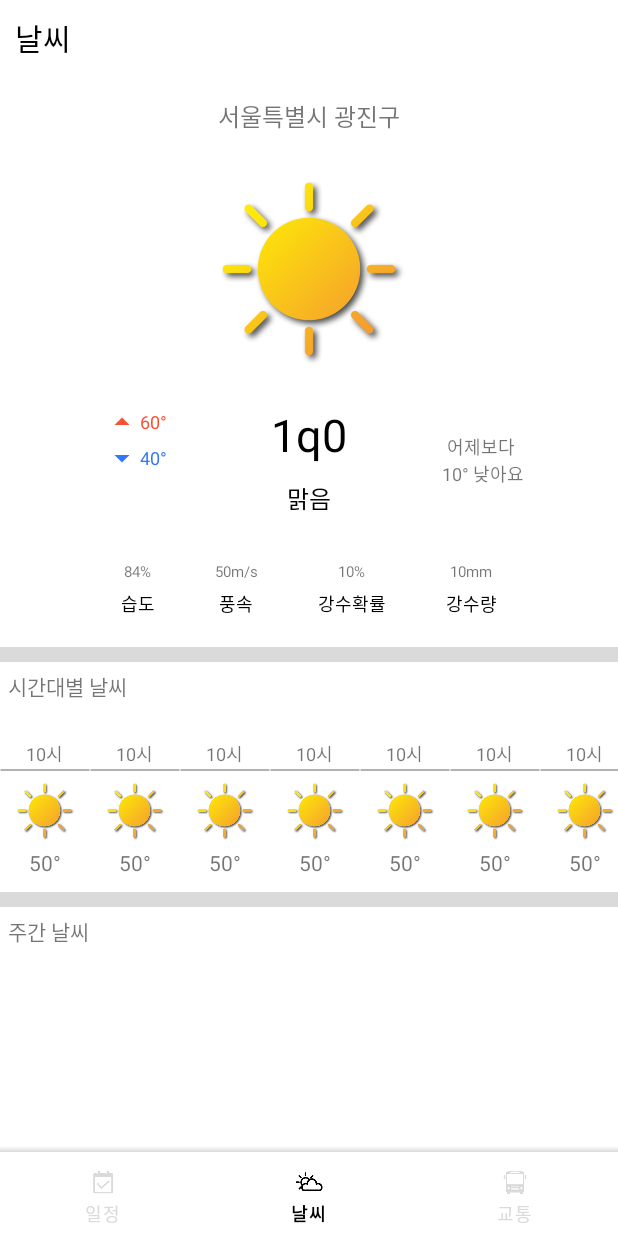
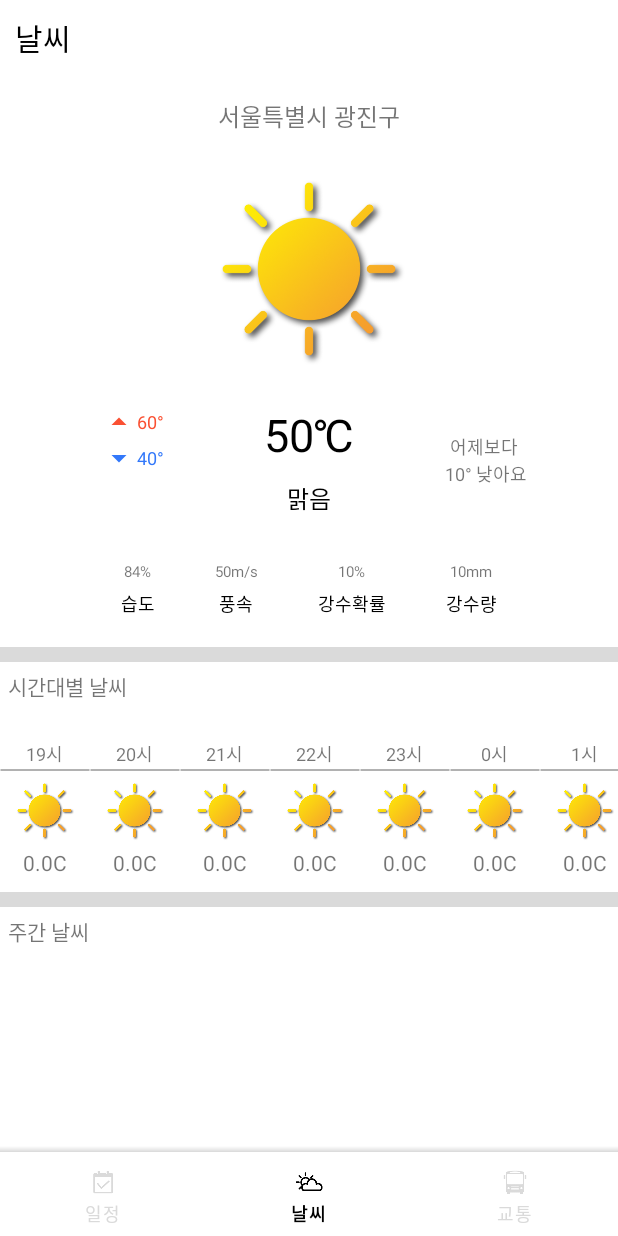
Before and after one commit to ksy02117/PocketManager, an Android app: the screen it shows after launch (MainActivity), item 2 of the bottom bar chosen, on a phone screen of 412 x 824 dp. Run offline under Robolectric (Android 15) with nearby library versions, the phone set to English and light mode, and no system bars; our stand-ins replace Volley; network calls fail.

Commit message:
데이터 저장용 클래스 2개 생성

```diff
--- a/app/src/main/AndroidManifest.xml
+++ b/app/src/main/AndroidManifest.xml
@@ -2,6 +2,10 @@
 
 <manifest xmlns:android="http://schemas.android.com/apk/res/android"
     package="com.example.pocketmanager" >
+
+    <meta-data
+        android:name="com.kakao.sdk.AppKey"
+        android:value="407d5be3ea03bb1e4ea50568123d4935" />
 
     <uses-permission android:name="android.permission.INTERNET">
     </uses-permission>
--- a/app/src/main/java/com/example/pocketmanager/MainActivity.java
+++ b/app/src/main/java/com/example/pocketmanager/MainActivity.java
@@ -1,32 +1,22 @@
 package com.example.pocketmanager;
 
 import androidx.annotation.NonNull;
-import androidx.annotation.Nullable;
 import androidx.appcompat.app.AppCompatActivity;
 import androidx.fragment.app.Fragment;
-import androidx.recyclerview.widget.LinearLayoutManager;
-import androidx.recyclerview.widget.RecyclerView;
 
-import android.content.Context;
 import android.os.Bundle;
-import android.view.LayoutInflater;
 import android.view.MenuItem;
-import android.view.View;
-import android.view.ViewGroup;
-import android.view.Window;
-import android.widget.Button;
 import android.widget.TextView;
-import android.widget.Toast;
 
+import com.example.pocketmanager.network.AirPollutionReceiver;
+import com.example.pocketmanager.network.WeatherReceiver;
+import com.example.pocketmanager.storage.WeatherData;
 import com.example.pocketmanager.ui.schedule.ScheduleFragment;
 import com.example.pocketmanager.ui.transporation.TransportationFragment;
 import com.example.pocketmanager.ui.weather.WeatherFragment;
 import com.google.android.material.bottomnavigation.BottomNavigationView;
 
-import org.w3c.dom.Text;
-
 import java.text.SimpleDateFormat;
-import java.util.ArrayList;
 import java.util.Calendar;
 import java.util.Date;
 
@@ -67,9 +57,16 @@
         BottomNavigationView navView = findViewById(R.id.bottomNavigationView);
         navView.setOnNavigationItemSelectedListener(mOnNavigationItemSelectedListener);
 
+        //Fragments
         menu1Fragment = new ScheduleFragment();
         menu2Fragment = new TransportationFragment();
         menu3Fragment = new WeatherFragment();
+
+        //Network Receivers
+        WeatherReceiver.getInstance(this);
+        AirPollutionReceiver.getInstance(this);
+
+
 
         getSupportFragmentManager().beginTransaction().replace(R.id.main_frame,menu1Fragment).commit();
 
--- /dev/null
+++ b/app/src/main/java/com/example/pocketmanager/network/AirPollutionReceiver.java
@@ -0,0 +1,94 @@
+package com.example.pocketmanager.network;
+
+import android.content.Context;
+
+import com.android.volley.Request;
+import com.android.volley.RequestQueue;
+import com.android.volley.Response;
+import com.android.volley.VolleyError;
+import com.android.volley.toolbox.JsonObjectRequest;
+import com.android.volley.toolbox.Volley;
+import com.example.pocketmanager.storage.WeatherData;
+
+import org.json.JSONArray;
+import org.json.JSONException;
+import org.json.JSONObject;
+
+public class AirPollutionReceiver extends OpenWeatherMapReceiver{
+    private static AirPollutionReceiver instance = null;
+    protected RequestQueue requestQueue;
+    protected static Context ctx;
+
+    private final String prefixURL = "https://api.openweathermap.org/data/2.5/air_pollution/forecast?";
+
+    private AirPollutionReceiver(Context context) {
+        ctx = context;
+        requestQueue = Volley.newRequestQueue(context.getApplicationContext());
+        //other stuf if you need
+
+    }
+
+    public static synchronized AirPollutionReceiver getInstance(Context context) {
+        if (instance == null)
+            instance = new AirPollutionReceiver(context);
+        return instance;
+    }
+
+    //this is so you don't need to pass context each time
+    public static synchronized AirPollutionReceiver getInstance() {
+        if (null == instance) {
+            throw new IllegalStateException(WeatherReceiver.class.getSimpleName() +
+                    " is not initialized, call getInstance(...) first");
+        }
+        return instance;
+    }
+
+    public void getCurrentLocationAirPollution(float latitude, float longitude, final OpenWeatherMapListener listener) {
+
+        //https://api.openweathermap.org/data/2.5/air_pollution/history?lat=57&lon=127&appid=b3a048704c9b2c9c25bd3d24b571d042
+
+
+        StringBuilder builder = new StringBuilder(prefixURL);
+        builder.append(String.format("lat=%f&lon=%f", latitude, longitude));
+        builder.append("&appid=b3a048704c9b2c9c25bd3d24b571d042");
+        String airPollutionURL = builder.toString();
+
+        // Request a string response from the provided URL.
+        JsonObjectRequest airPollutionRequest = new JsonObjectRequest(Request.Method.GET, airPollutionURL, null,
+                new Response.Listener<JSONObject>() {
+                    @Override
+                    public void onResponse(JSONObject response) {
+
+                        // Display
+                        try {
+                            JSONArray jsonAirPollutionArray = response.getJSONArray("list");
+
+                            for (int i = 0, j = 0; i < jsonAirPollutionArray.length() && j < WeatherData.currentLocationWeatherData.size(); i++) {
+                                JSONObject obj = jsonAirPollutionArray.getJSONObject(i);
+                                WeatherData data = WeatherData.currentLocationWeatherData.get(j);
+                                if (obj.getLong("dt") == data.getDt()) {
+                                    data.setPm2_5((float) obj.getJSONObject("components").getDouble("pm2_5"));
+                                    data.setPm10((float) obj.getJSONObject("components").getDouble("pm10"));
+                                    j++;
+                                }
+                            }
+
+                            listener.postRequest(true);
+
+                        } catch (JSONException e) {
+                            e.printStackTrace();
+                            listener.postRequest(false);
+                        }
+
+                    }
+                }, new Response.ErrorListener() {
+            @Override
+            public void onErrorResponse(VolleyError error) {
+                // Error
+                error.printStackTrace();
+                listener.postRequest(false);
+            }
+        });
+        requestQueue.add(airPollutionRequest);
+    }
+}
--- /dev/null
+++ b/app/src/main/java/com/example/pocketmanager/network/OpenWeatherMapListener.java
@@ -0,0 +1,5 @@
+package com.example.pocketmanager.network;
+
+public interface OpenWeatherMapListener {
+    public void postRequest(boolean success);
+}
--- /dev/null
+++ b/app/src/main/java/com/example/pocketmanager/network/OpenWeatherMapReceiver.java
@@ -0,0 +1,10 @@
+package com.example.pocketmanager.network;
+
+import android.content.Context;
+
+import com.android.volley.RequestQueue;
+
+abstract public class OpenWeatherMapReceiver {
+    protected final String API_KEY = "b3a048704c9b2c9c25bd3d24b571d042";
+
+}
--- /dev/null
+++ b/app/src/main/java/com/example/pocketmanager/network/WeatherReceiver.java
@@ -0,0 +1,122 @@
+package com.example.pocketmanager.network;
+
+import android.content.Context;
+
+import com.android.volley.Request;
+import com.android.volley.RequestQueue;
+import com.android.volley.Response;
+import com.android.volley.VolleyError;
+import com.android.volley.toolbox.JsonObjectRequest;
+import com.android.volley.toolbox.Volley;
+import com.example.pocketmanager.storage.WeatherData;
+
+import org.json.JSONArray;
+import org.json.JSONException;
+import org.json.JSONObject;
+
+public class WeatherReceiver extends OpenWeatherMapReceiver {
+    private static WeatherReceiver instance = null;
+    protected RequestQueue requestQueue;
+    protected static Context ctx;
+
+    private final String prefixURL = "https://api.openweathermap.org/data/2.5/onecall?";
+
+
+    private WeatherReceiver(Context context) {
+        ctx = context;
+        requestQueue = Volley.newRequestQueue(context.getApplicationContext());
+        //other stuf if you need
+
+    }
+
+    public static synchronized WeatherReceiver getInstance(Context context) {
+        if (instance == null)
+            instance = new WeatherReceiver(context);
+        return instance;
+    }
+
+    //this is so you don't need to pass context each time
+    public static synchronized WeatherReceiver getInstance() {
+        if (null == instance) {
+            throw new IllegalStateException(WeatherReceiver.class.getSimpleName() +
+                    " is not initialized, call getInstance(...) first");
+        }
+        return instance;
+    }
+
+    public void getCurrentLocationWeather(float latitude, float longitude, final OpenWeatherMapListener listener) {
+
+        //"https://api.openweathermap.org/data/2.5/forecast?q=seoul&lang=kr&appid=b3a048704c9b2c9c25bd3d24b571d042"
+        StringBuilder builder = new StringBuilder(prefixURL);
+        builder.append("lat=" + latitude + "&lon=" + longitude);
+        builder.append("&lang=kr");
+        builder.append("&units=metric");
+        builder.append("&exclude=minutely,daily");
+        builder.append("&appid=" + API_KEY);
+        String weatherURL = builder.toString();
+
+
+        // Request a string response from the provided URL.
+        JsonObjectRequest weatherRequest = new JsonObjectRequest(Request.Method.GET, weatherURL, null,
+                new Response.Listener<JSONObject>() {
+                    @Override
+                    public void onResponse(JSONObject response) {
+
+                        // Display
+                        try {
+                            JSONArray jsonWeatherArray = response.getJSONArray("hourly");
+
+                            float latitude = (float) response.getDouble("lat");
+                            float longitude = (float) response.getDouble("lon");
+
+                            for (int i = 0, j = 0; i < jsonWeatherArray.length() && j < WeatherData.currentLocationWeatherData.size(); i++) {
+                                JSONObject obj = jsonWeatherArray.getJSONObject(i);
+                                WeatherData data = WeatherData.currentLocationWeatherData.get(j);
+
+                                if (obj.getLong("dt") == data.getDt()) {
+                                    //main
+                                    data.setTemp((float) obj.getDouble("temp"));
+                                    data.setFeels_like((float) obj.getDouble("feels_like"));
+                                    data.setHumidity((float) obj.getDouble("humidity"));
+
+                                    //weather
+                                    data.setWeather(obj.getJSONArray("weather").getJSONObject(0).getString("main"));
+                                    data.setDescription(obj.getJSONArray("weather").getJSONObject(0).getString("description"));
+                                    data.setIcon(obj.getJSONArray("weather").getJSONObject(0).getString("icon"));
+                                    data.setWind_speed((float) obj.getDouble("wind_speed"));
+
+                                    if (obj.has("rain"))
+                                        data.setRain_1h((float) obj.getJSONObject("rain").getDouble("1h"));
+                                    else
+                                        data.setRain_1h(0);
+                                    if (obj.has("snow"))
+                                        data.setSnow_1h((float) obj.getJSONObject("snow").getDouble("1h"));
+                                    else
+                                        data.setSnow_1h(0);
+
+                                    data.setLatitude(latitude);
+                                    data.setLongitude(longitude);
+                                    j++;
+                                }
+                            }
+
+                            listener.postRequest(true);
+
+                        } catch (JSONException e) {
+                            e.printStackTrace();
+                            listener.postRequest(false);
+                        }
+
+                    }
+                }, new Response.ErrorListener() {
+            @Override
+            public void onErrorResponse(VolleyError error) {
+                // Error
+                error.printStackTrace();
+                listener.postRequest(false);
+            }
+        });
+        requestQueue.add(weatherRequest);
+
+    }
+}
--- a/app/src/main/java/com/example/pocketmanager/storage/WeatherData.java
+++ b/app/src/main/java/com/example/pocketmanager/storage/WeatherData.java
@@ -1,10 +1,16 @@
 package com.example.pocketmanager.storage;
 
 import java.io.Serializable;
+import java.lang.reflect.Array;
+import java.util.ArrayList;
 import java.util.Calendar;
 import java.util.TimeZone;
 
 public class WeatherData implements Serializable {
+
+    public static ArrayList<WeatherData> currentLocationWeatherData = new ArrayList<>(48);
+    public static ArrayList<WeatherData> eventBasedWeatherData = new ArrayList<>(20);
+
     private long dt;
     private int year;
     private int month;
@@ -20,9 +26,10 @@
 
     private String weather;
     private String description;
+    private String icon;
     private float wind_speed;
-    private float rain_3h;
-    private float snow_3h;
+    private float rain_1h;
+    private float snow_1h;
 
     //초미세먼지
     private float pm2_5;
@@ -34,6 +41,23 @@
     private float latitude;
     private float longitude;
 
+
+
+
+    public static void initCurrentLocationWeatherData() {
+        long currentDt = Calendar.getInstance().getTimeInMillis() / 1000;
+        long startDt = currentDt / 3600 * 3600;
+        long dDt = 3600;
+
+        if (currentLocationWeatherData.isEmpty())
+            for (int i = 0; i < 48; i++)
+                currentLocationWeatherData.add(new WeatherData());
+
+        for (int i = 0; i < 48; i++)
+            currentLocationWeatherData.get(i).setDt(startDt + dDt*i);
+    }
+
+
     public long getDt() { return dt; }
     public void setDt(long dt) {
         this.dt = dt;
@@ -43,12 +67,12 @@
         Calendar cal = Calendar.getInstance(TimeZone.getTimeZone("GMT+9"));
         cal.setTimeInMillis(dt * 1000L);
 
-        int year = cal.get(Calendar.YEAR);
-        int month = cal.get(Calendar.MONTH) + 1;
-        int day = cal.get(Calendar.DAY_OF_MONTH);
-        int hour = cal.get(Calendar.HOUR_OF_DAY);
-        int min = cal.get(Calendar.MINUTE);
-        int sec = cal.get(Calendar.SECOND);
+        year = cal.get(Calendar.YEAR);
+        month = cal.get(Calendar.MONTH) + 1;
+        day = cal.get(Calendar.DAY_OF_MONTH);
+        hour = cal.get(Calendar.HOUR_OF_DAY);
+        min = cal.get(Calendar.MINUTE);
+        sec = cal.get(Calendar.SECOND);
     }
 
     public int getYear() { return year; }
@@ -67,41 +91,37 @@
     public void setFeels_like(float feels_like) { this.feels_like = feels_like; }
 
     public float getHumidity() { return humidity; }
-    public void setHumidity(float humidity) {
-        this.humidity = humidity;
-    }
+    public void setHumidity(float humidity) { this.humidity = humidity; }
 
 
 
-    public String getWeather() {
-        return weather;
-    }
-    public void setWeather(String weather) {
-        this.weather = weather;
-    }
+    public String getWeather() { return weather; }
+    public void setWeather(String weather) { this.weather = weather; }
 
     public String getDescription() { return description; }
     public void setDescription(String description) { this.description = description; }
 
+    public String getIcon() { return icon; }
+
+    public void setIcon(String icon) { this.icon = icon; }
+
     public float getWind_speed() {
         return wind_speed;
     }
-    public void setWind_speed(float wind_speed) {
-        this.wind_speed = wind_speed;
+    public void setWind_speed(float wind_speed) { this.wind_speed = wind_speed; }
+
+    public float getRain_1h() {
+        return rain_1h;
+    }
+    public void setRain_1h(float rain_1h) {
+        this.rain_1h = rain_1h;
     }
 
-    public float getRain_3h() {
-        return rain_3h;
+    public float getSnow_1h() {
+        return snow_1h;
     }
-    public void setRain_3h(float rain_3h) {
-        this.rain_3h = rain_3h;
-    }
-
-    public float getSnow_3h() {
-        return snow_3h;
-    }
-    public void setSnow_3h(float snow_3h) {
-        this.snow_3h = snow_3h;
+    public void setSnow_1h(float snow_1h) {
+        this.snow_1h = snow_1h;
     }
 
 
--- a/app/src/main/java/com/example/pocketmanager/ui/weather/MyWeatherAdapter.java
+++ b/app/src/main/java/com/example/pocketmanager/ui/weather/MyWeatherAdapter.java
@@ -11,14 +11,15 @@
 import androidx.recyclerview.widget.RecyclerView;
 
 import com.example.pocketmanager.R;
+import com.example.pocketmanager.storage.WeatherData;
 
 import java.util.ArrayList;
 
 public class MyWeatherAdapter extends RecyclerView.Adapter<MyWeatherAdapter.ViewHolder> {
-    private ArrayList<WeatherItemData> list;
+    private ArrayList<WeatherData> list;
     private Context context;
 
-    public MyWeatherAdapter(Context context, ArrayList<WeatherItemData> list) {
+    public MyWeatherAdapter(Context context, ArrayList<WeatherData> list) {
         this.list = list;
         this.context = context;
     }
@@ -36,8 +37,13 @@
     @Override
     public void onBindViewHolder(ViewHolder holder, int position) {
         holder.weatherImage.setImageResource(R.drawable.sun);
-        holder.timeview.setText(list.get(position).time + "시");
-        holder.tempview.setText(list.get(position).temp);
+        /*
+        pm2_5
+        pm10;
+         */
+        holder.timeView.setText(list.get(position).getHour() + "시");
+        holder.tempView.setText(list.get(position).getTemp() + "C");
+
     }
 
     @Override
@@ -47,14 +53,14 @@
 
     public static class ViewHolder extends RecyclerView.ViewHolder {
         public ImageView weatherImage;
-        public TextView timeview;
-        public TextView tempview;
+        public TextView timeView;
+        public TextView tempView;
 
         public ViewHolder(View itemView) {
             super(itemView);
             weatherImage = itemView.findViewById((R.id.item_icon));
-            timeview = itemView.findViewById(R.id.item_time);
-            tempview = itemView.findViewById(R.id.item_temp);
+            timeView = itemView.findViewById(R.id.item_time);
+            tempView = itemView.findViewById(R.id.item_temp);
         }
     }
 }
--- a/app/src/main/java/com/example/pocketmanager/ui/weather/WeatherFragment.java
+++ b/app/src/main/java/com/example/pocketmanager/ui/weather/WeatherFragment.java
@@ -4,43 +4,25 @@
 import android.view.LayoutInflater;
 import android.view.View;
 import android.view.ViewGroup;
-import android.widget.Button;
-import android.widget.TextView;
 
 import androidx.annotation.NonNull;
 import androidx.annotation.Nullable;
 import androidx.fragment.app.Fragment;
-import androidx.lifecycle.Observer;
-import androidx.lifecycle.ViewModelProvider;
 import androidx.recyclerview.widget.LinearLayoutManager;
 import androidx.recyclerview.widget.RecyclerView;
 
-import com.android.volley.Request;
 import com.android.volley.RequestQueue;
-import com.android.volley.Response;
-import com.android.volley.VolleyError;
-import com.android.volley.toolbox.JsonObjectRequest;
 import com.android.volley.toolbox.Volley;
 import com.example.pocketmanager.R;
+import com.example.pocketmanager.network.AirPollutionReceiver;
+import com.example.pocketmanager.network.WeatherReceiver;
 import com.example.pocketmanager.storage.WeatherData;
 
-import org.json.JSONArray;
-import org.json.JSONException;
-import org.json.JSONObject;
-
-import java.util.ArrayList;
-import java.util.List;
-
 public class WeatherFragment extends Fragment {
-    private ArrayList<WeatherItemData> itemList = new ArrayList<>();
     private LinearLayoutManager mLayoutManager;
     private RecyclerView recyclerView;
     private MyWeatherAdapter adapter;
     View view;
-
-    String parsed;
-    TextView tempTxt;
-    RequestQueue mQueue;
 
     public WeatherFragment() {
     }
@@ -48,78 +30,42 @@
     @Nullable
     @Override
     public View onCreateView(@NonNull LayoutInflater inflater, @Nullable ViewGroup container, @Nullable Bundle savedInstanceState) {
-        view= inflater.inflate(R.layout.tenki,container,false);
+        view = inflater.inflate(R.layout.tenki, container, false);
 
         recyclerView = (RecyclerView) view.findViewById(R.id.weather_by_time_list);
 
-        itemList = WeatherItemData.createContactsList(8);
-
         recyclerView.setHasFixedSize(true);
-        adapter = new MyWeatherAdapter(getActivity(), itemList);
+        //adapter = new MyWeatherAdapter(getActivity(), itemList);
 
         mLayoutManager = new LinearLayoutManager(this.getContext());
         mLayoutManager.setOrientation(LinearLayoutManager.HORIZONTAL); // 기본값이 VERTICAL
         recyclerView.setLayoutManager(mLayoutManager);
 
-        recyclerView.setAdapter(adapter);
+        //recyclerView.setAdapter(adapter);
 
+        getWeather(35, 127);
 
-
-        getWeather();
 
         return view;
     }
 
-    public void getWeather() {
-        tempTxt = (TextView) view.findViewById(R.id.current_temperature);
+    public void getWeather(float latitude, float longitude) {
 
-        // Instantiate the RequestQueue
-        mQueue = Volley.newRequestQueue(getActivity().getApplicationContext());
+        WeatherData.initCurrentLocationWeatherData();
 
-        //build url
-        String url = "https://api.openweathermap.org/data/2.5/forecast?q=seoul&appid=b3a048704c9b2c9c25bd3d24b571d042";
+        WeatherReceiver.getInstance().getCurrentLocationWeather(latitude, longitude,
+                (success) -> {
+                    display();
+                });
 
-        tempTxt.setText("1q0");
-        // Request a string response from the provided URL.
-        JsonObjectRequest request = new JsonObjectRequest(Request.Method.GET, url, null,
-                new Response.Listener<JSONObject>() {
-                    @Override
-                    public void onResponse(JSONObject response) {
-                        tempTxt.setText("1q1");
-
-                        // Display
-                        try {
-                            JSONArray jsonWeatherArray = response.getJSONArray("list");
-
-                            List<WeatherData> weatherDatas = new ArrayList<>();
-
-                            for (int i = 0, j = jsonWeatherArray.length(); i < j; i++) {
-                                JSONObject obj = jsonWeatherArray.getJSONObject(i);
-                                WeatherData weatherData = new WeatherData();
-
-                                weatherData.setDt(obj.getInt("dt"));
-
-                                weatherData.setTemp((float) obj.getJSONObject("main").getDouble("temp"));
-
-                                weatherDatas.add(weatherData);
-                            }
-
-                            tempTxt.setText(weatherDatas.get(0).getTemp() + "Kelvin");
-
-                        } catch (JSONException e) {
-                            e.printStackTrace();
-                        }
-
-                    }
-                }, new Response.ErrorListener() {
-            @Override
-            public void onErrorResponse(VolleyError error) {
-                // Error
-                error.printStackTrace();
-            }
-        });
-
-        mQueue.add(request);
+        AirPollutionReceiver.getInstance().getCurrentLocationAirPollution(latitude, longitude,
+                (success) -> {
+                    display();
+                });
     }
 
+    public void display() {
+        adapter = new MyWeatherAdapter(getActivity(), WeatherData.currentLocationWeatherData);
+        recyclerView.setAdapter(adapter);
+    }
 }
--- a/app/src/main/java/com/example/pocketmanager/ui/weather/WeatherItemData.java
+++ /dev/null
@@ -1,25 +0,0 @@
-package com.example.pocketmanager.ui.weather;
-
-import java.util.ArrayList;
-
-public class WeatherItemData {
-    public String weather_type;
-    public String time;
-    public String temp;
-
-    public WeatherItemData(String weather_type, String time, String temp) {
-        this.weather_type = weather_type;
-        this.time = time;
-        this.temp = temp;
-    }
-
-    public static ArrayList<WeatherItemData> createContactsList(int numContacts) {
-        ArrayList<WeatherItemData> contacts = new ArrayList<WeatherItemData>();
-
-        for (int i = 1; i <= numContacts; i++) {
-            contacts.add(new WeatherItemData("sunny", "10", "50°"));
-        }
-
-        return contacts;
-    }
-}
--- a/app/src/main/res/layout/tenki.xml
+++ b/app/src/main/res/layout/tenki.xml
@@ -9,19 +9,21 @@
         android:layout_height="match_parent">
 
         <!--CURRENT LOCATION-->
+
+        <!--WEATHER IMAGE-->
+
         <TextView
             android:id="@+id/current_location"
             android:layout_width="wrap_content"
             android:layout_height="wrap_content"
             android:paddingTop="5dp"
+            android:text="서울특별시 광진구"
+            android:textSize="16sp"
+            app:layout_constraintBottom_toTopOf="@id/weather_image"
             app:layout_constraintLeft_toLeftOf="parent"
             app:layout_constraintRight_toRightOf="parent"
-            app:layout_constraintTop_toTopOf="parent"
-            app:layout_constraintBottom_toTopOf="@id/weather_image"
-            android:text="서울특별시 광진구"
-            android:textSize="16sp"/>
+            app:layout_constraintTop_toTopOf="parent" />
 
-        <!--WEATHER IMAGE-->
         <ImageView
             android:id="@+id/weather_image"
             android:layout_width="160dp"
```
